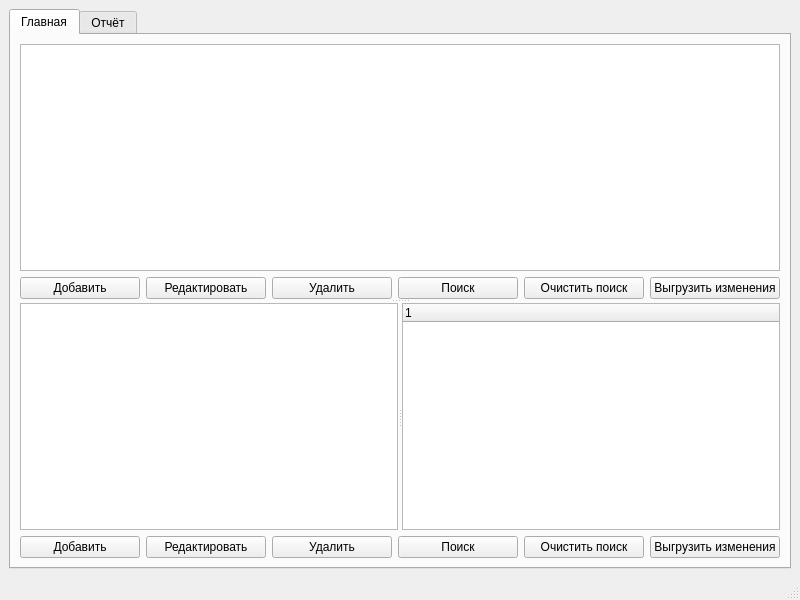
molchanovsv/kursovaya2, file src/gui/mainwindow.ui: the form before one commit.
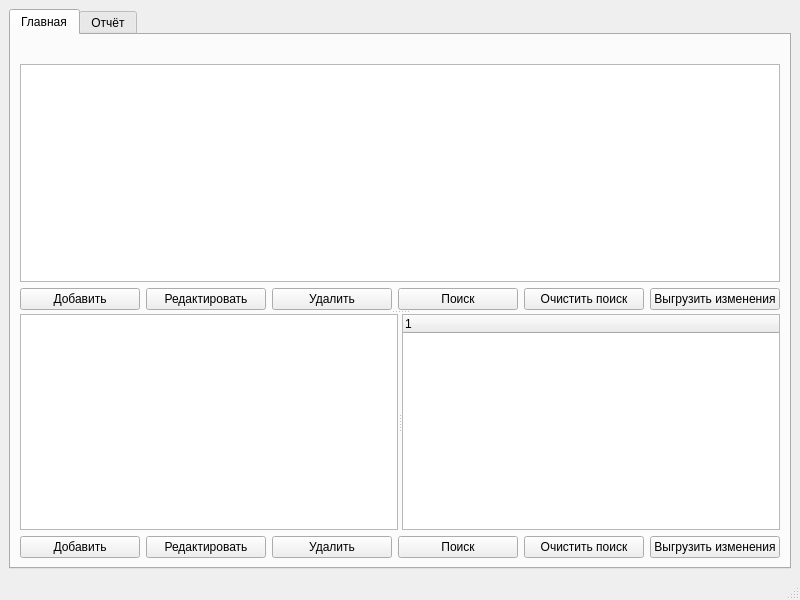
The form after the commit.

Commit message: Add load factor info and hash column

```diff
--- a/src/gui/mainwindow.ui
+++ b/src/gui/mainwindow.ui
@@ -26,6 +26,16 @@
           </property>
           <widget class="QWidget" name="studentsPanel">
            <layout class="QVBoxLayout" name="verticalLayout">
+               <item>
+                <widget class="QLabel" name="tableInfoLabel">
+                 <property name="text">
+                  <string/>
+                 </property>
+                 <property name="alignment">
+                  <set>Qt::AlignCenter</set>
+                 </property>
+                </widget>
+               </item>
               <item>
                <widget class="QTableWidget" name="studentsTable">
                 <property name="sizePolicy">
```
Lines whose indentation alone changed are shown as unchanged. The commit also changes 4 other files.
